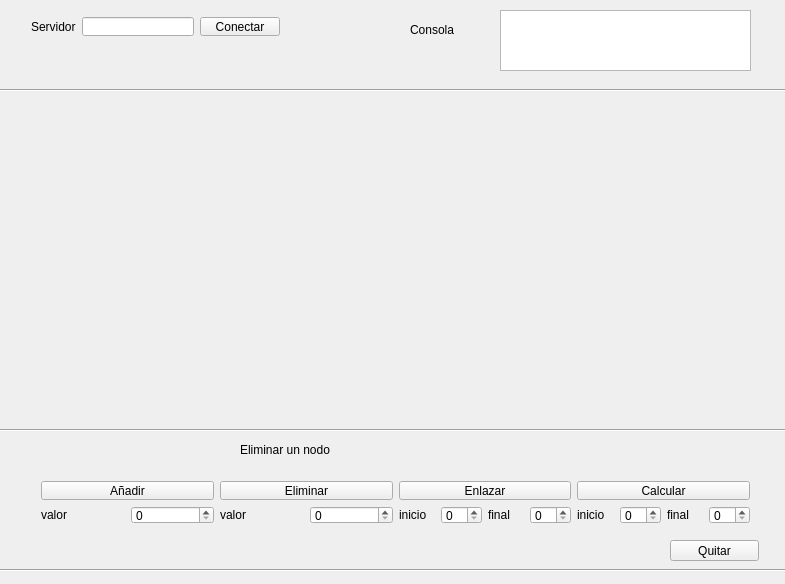
AdrianTEC/tarea1Datos2, file LocalClient/widget.ui: the form before one commit.
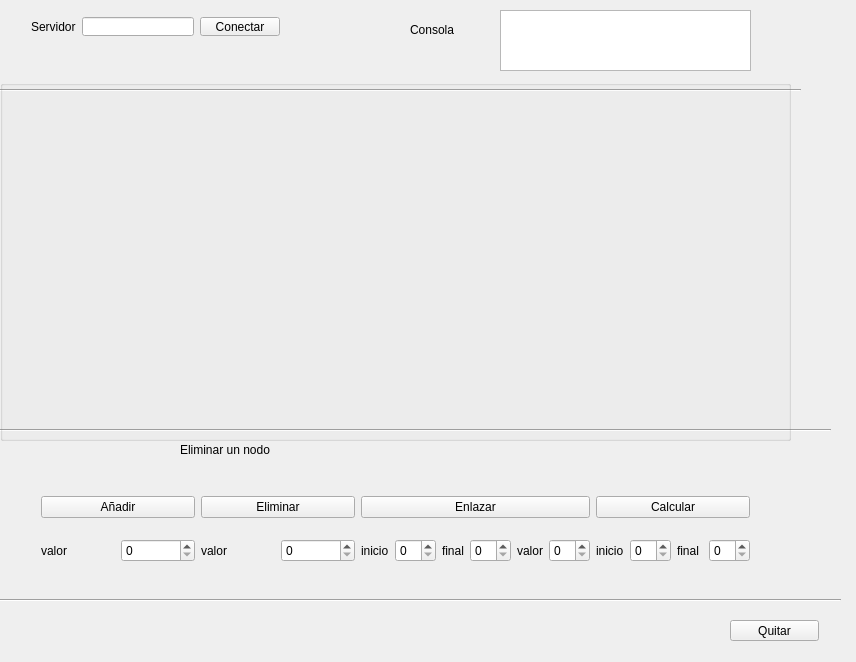
The form after the commit.

What changed in the file:
```diff
--- a/LocalClient/widget.ui
+++ b/LocalClient/widget.ui
@@ -6,8 +6,8 @@
    <rect>
     <x>0</x>
     <y>0</y>
-    <width>785</width>
-    <height>584</height>
+    <width>856</width>
+    <height>662</height>
    </rect>
   </property>
   <property name="windowTitle">
@@ -16,8 +16,8 @@
   <widget class="QPushButton" name="quitar">
    <property name="geometry">
     <rect>
-     <x>670</x>
-     <y>540</y>
+     <x>730</x>
+     <y>620</y>
      <width>89</width>
      <height>21</height>
     </rect>
@@ -107,8 +107,8 @@
   <widget class="Line" name="line_4">
    <property name="geometry">
     <rect>
-     <x>-10</x>
-     <y>560</y>
+     <x>0</x>
+     <y>590</y>
      <width>841</width>
      <height>20</height>
     </rect>
@@ -123,7 +123,7 @@
      <x>30</x>
      <y>470</y>
      <width>731</width>
-     <height>65</height>
+     <height>120</height>
     </rect>
    </property>
    <layout class="QHBoxLayout" name="horizontalLayout_2">
@@ -210,6 +210,16 @@
           <item>
            <widget class="QSpinBox" name="finale"/>
           </item>
+          <item>
+           <widget class="QLabel" name="label_20">
+            <property name="text">
+             <string>valor</string>
+            </property>
+           </widget>
+          </item>
+          <item>
+           <widget class="QSpinBox" name="value"/>
+          </item>
          </layout>
         </item>
        </layout>
@@ -299,13 +309,6 @@
     </rect>
    </property>
    <layout class="QHBoxLayout" name="horizontalLayout_8">
-    <item>
-     <widget class="QLabel" name="label_7">
-      <property name="text">
-       <string>Cálculo más cercano</string>
-      </property>
-     </widget>
-    </item>
     <item>
      <widget class="QLabel" name="label_10">
       <property name="text">
@@ -313,12 +316,19 @@
       </property>
      </widget>
     </item>
+    <item>
+     <widget class="QLabel" name="label_7">
+      <property name="text">
+       <string>Cálculo más cercano</string>
+      </property>
+     </widget>
+    </item>
    </layout>
   </widget>
   <widget class="QLabel" name="label_13">
    <property name="geometry">
     <rect>
-     <x>240</x>
+     <x>180</x>
      <y>440</y>
      <width>115</width>
      <height>20</height>
@@ -328,6 +338,19 @@
     <string>Eliminar un nodo</string>
    </property>
   </widget>
+  <widget class="QGroupBox" name="canva">
+   <property name="geometry">
+    <rect>
+     <x>0</x>
+     <y>80</y>
+     <width>791</width>
+     <height>361</height>
+    </rect>
+   </property>
+   <property name="title">
+    <string/>
+   </property>
+  </widget>
   <zorder>layoutWidget</zorder>
   <zorder>layoutWidget</zorder>
   <zorder>layoutWidget</zorder>
@@ -339,6 +362,7 @@
   <zorder>line_3</zorder>
   <zorder>line_4</zorder>
   <zorder>label_13</zorder>
+  <zorder>canva</zorder>
  </widget>
  <layoutdefault spacing="6" margin="11"/>
  <resources/>
```
